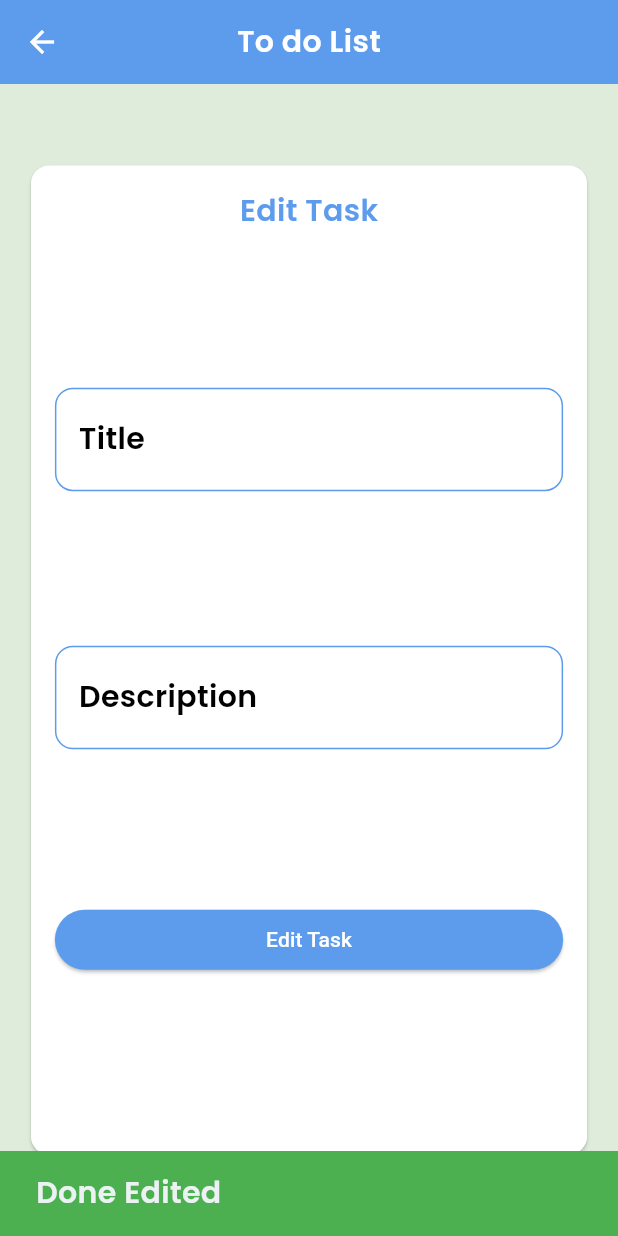
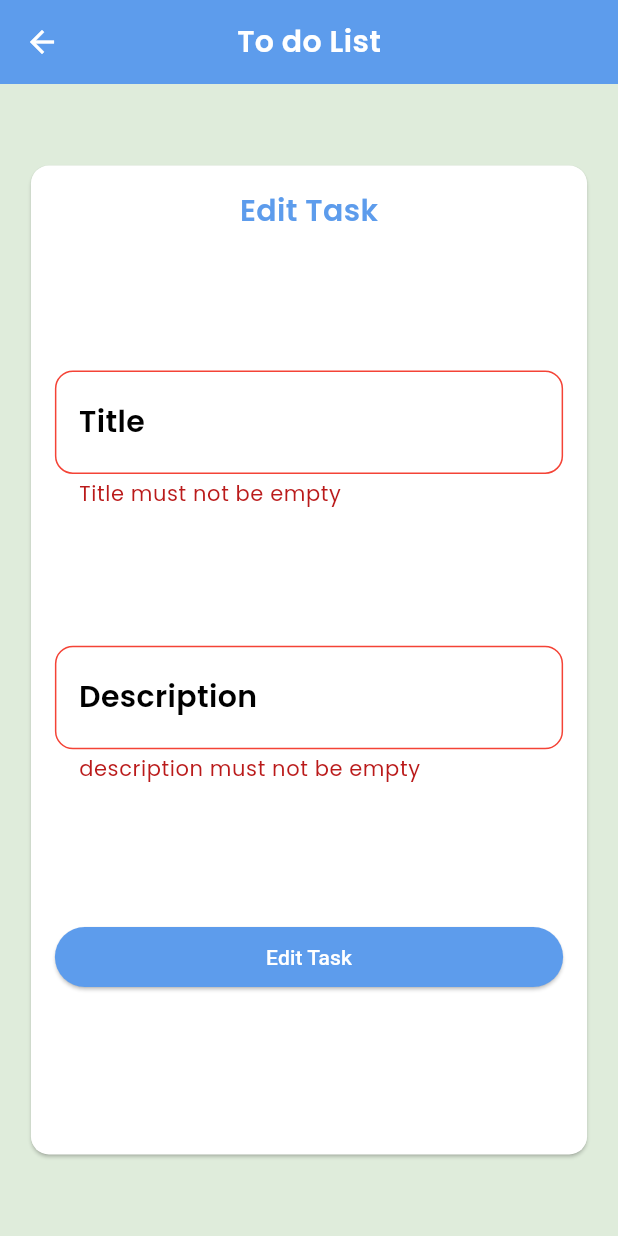
Before and after one commit to amrosama5/todo_firebase, a Flutter app: the EditScreen screen opened directly with empty values, after a tap on "Edit Task", on a phone screen of 412 x 824 dp. Run offline on Flutter 3.47's test engine with Material 3 defaults, Android fonts, the light colour scheme and no system bars; our stand-ins replace cloud_firestore, date_picker_timeline, firebase_auth, firebase_core, flutter_slidable, google_fonts; accounts and stored records are empty.

Commit message:
cached user by provider and reusable widgets and read user info and logout and validate

```diff
--- a/lib/Auth/register.dart
+++ b/lib/Auth/register.dart
@@ -93,10 +93,10 @@ class Register extends StatelessWidget {
                          name: nameController.text,
                          phone: phoneController.text,
                          onError: (error){
-                           ScaffoldMessenger.of(context).showSnackBar(SnackBar(content: Text(error)));
+                           ScaffoldMessenger.of(context).showSnackBar(SnackBar(content: Text(error),backgroundColor: Colors.red,));
                          },
                          onSuccess: (){
-                         ScaffoldMessenger.of(context).showSnackBar(const SnackBar(content: Text("Done")));
+                         ScaffoldMessenger.of(context).showSnackBar(const SnackBar(content: Text("Done"),backgroundColor: Colors.green,));
                        }
                      );
                     }
--- a/lib/home/edit_screen.dart
+++ b/lib/home/edit_screen.dart
@@ -1,13 +1,10 @@
-import 'package:flutter/cupertino.dart';
 import 'package:flutter/material.dart';
 import 'package:todo_app_firebase/firebase/firebase_function.dart';
 import 'package:todo_app_firebase/task_model.dart';
-
-import '../MyThemeData.dart';
-
+import 'package:todo_app_firebase/widget.dart';
 class EditScreen extends StatefulWidget {
   static const String routeName = "edit screen";
-  EditScreen({super.key});
+  const EditScreen({super.key});
 
   @override
   State<EditScreen> createState() => _EditScreenState();
@@ -16,6 +13,7 @@ class EditScreen extends StatefulWidget {
 class _EditScreenState extends State<EditScreen> {
   var titleController = TextEditingController();
   var descController = TextEditingController();
+  var formKey = GlobalKey<FormState>();
   @override
   Widget build(BuildContext context) {
     var taskModel = ModalRoute.of(context)!.settings.arguments as TaskModel;
@@ -32,72 +30,61 @@ class _EditScreenState extends State<EditScreen> {
         ),
       ),
       body: Center(
+        child: Form(
+          key: formKey,
           child: Card(
             color: Colors.white,
             child: Container(
-            padding: EdgeInsets.all(16),
+              padding: const EdgeInsets.all(16),
               height: MediaQuery.of(context).size.height * 0.8,
               width: MediaQuery.of(context).size.width * 0.9,
               child: Column(
                 children: [
                   const Text("Edit Task"),
                   const Spacer(),
-                TextFormField(
+                  customTextField(
                       controller: titleController,
-                  decoration: InputDecoration(
-                    label: Text(
-                      "Title",
-                      style: Theme.of(context)
-                          .textTheme
-                          .bodyMedium!
-                          .copyWith(color: Colors.black),
-                    ),
-                    focusedBorder: OutlineInputBorder(
-                        borderRadius: BorderRadius.circular(12)),
-                    enabledBorder: OutlineInputBorder(
-                        borderRadius: BorderRadius.circular(12),
-                        borderSide:
-                            const BorderSide(color: MyThemeData.secondColor)),
-                  ),
+                      keyboardType: TextInputType.text,
+                      context: context,
+                      label: "Title",
+                      validator: (value){
+                        if(titleController.text.isEmpty){
+                          return 'Title must not be empty';
+                        }
+                      }
                   ),
                   const Spacer(),
-                TextFormField(
+                  customTextField(
                       controller: descController,
-                  decoration: InputDecoration(
-                    label: Text(
-                      "Description",
-                      style: Theme.of(context)
-                          .textTheme
-                          .bodyMedium!
-                          .copyWith(color: Colors.black),
-                    ),
-                    focusedBorder: OutlineInputBorder(
-                        borderRadius: BorderRadius.circular(12)),
-                    enabledBorder: OutlineInputBorder(
-                        borderRadius: BorderRadius.circular(12),
-                        borderSide:
-                            const BorderSide(color: MyThemeData.secondColor)),
-                  ),
+                      keyboardType: TextInputType.multiline,
+                      context: context,
+                      label: "Description",
+                      validator: (value){
+                        if(descController.text.isEmpty){
+                          return 'description must not be empty';
+                        }
+                      }
                   ),
                   const Spacer(),
-                SizedBox(
-                  width: double.infinity,
-                  child: ElevatedButton(
-                      style: ElevatedButton.styleFrom(
-                          backgroundColor: MyThemeData.secondColor),
+                  customButton(
+                    text: "Edit Task",
                     onPressed: () {
+                      if(formKey.currentState!.validate()){
                         taskModel.title = titleController.text;
-                        taskModel.description= descController.text;
-                        FirebaseFunction.updateTask(taskModel).then((e){
+                        taskModel.description = descController.text;
+                        FirebaseFunction.updateTask(taskModel).then((e)
+                        {
                             FocusScope.of(context).unfocus();
-                          ScaffoldMessenger.of(context).showSnackBar(const SnackBar(
+                            ScaffoldMessenger.of(context).showSnackBar(
+                              const SnackBar(
                                 content: Text('Done Edited'),
                                 backgroundColor: Colors.green,
-                          ));
-                        });
+                              ),
+                            );
                           },
-                      child: const Text("Edit Task",
-                          style: TextStyle(color: Colors.white))),
+                        );
+                      }
+                    },
                   ),
                   const Spacer(),
                 ],
@@ -105,6 +92,7 @@ class _EditScreenState extends State<EditScreen> {
             ),
           ),
         ),
+      ),
     );
   }
 }
--- a/lib/home/task_item.dart
+++ b/lib/home/task_item.dart
@@ -4,6 +4,7 @@ import 'package:todo_app_firebase/MyThemeData.dart';
 import 'package:todo_app_firebase/firebase/firebase_function.dart';
 import 'package:todo_app_firebase/home/edit_screen.dart';
 import 'package:todo_app_firebase/task_model.dart';
+import 'package:firebase_auth/firebase_auth.dart';
 
 class TaskItem extends StatefulWidget {
   TaskModel taskModel;
--- /dev/null
+++ b/lib/provider/my_provider.dart
@@ -0,0 +1,23 @@
+import 'package:flutter/cupertino.dart';
+import 'package:todo_app_firebase/firebase/firebase_function.dart';
+import 'package:todo_app_firebase/user_model.dart';
+import 'package:firebase_auth/firebase_auth.dart';
+class MyProvider extends ChangeNotifier{
+  UserModel? userModel;
+  User? firebaseUser;
+
+
+  MyProvider(){
+    firebaseUser = FirebaseAuth.instance.currentUser;
+    if(firebaseUser != null){
+      initUser();
+    }
+  }
+
+
+  initUser()async{
+   userModel = await FirebaseFunction.readUserInfo();
+   notifyListeners();
+  }
+
+}
--- a/lib/task_model.dart
+++ b/lib/task_model.dart
@@ -5,13 +5,16 @@ class TaskModel {
   late String description;
   late int date;
   late bool isDone;
+  late String dateTime;
+  String userId;
 
   TaskModel(
       {this.id = "",
       required this.title,
       required this.description,
       required this.date,
-      this.isDone = false,
+        required this.dateTime,
+      this.isDone = false, required this.userId
       });
 
   TaskModel.fromJson(Map<String,dynamic> json):this(
@@ -20,6 +23,8 @@ class TaskModel {
     description: json['description'],
     date: json['date'],
     isDone: json['isDone'],
+      dateTime: json['dateTime'],
+    userId: json['userId']
   );
 
 
@@ -30,7 +35,9 @@ class TaskModel {
       'title':title,
       'description':description,
       'date':date,
-      'isDone':isDone
+      'isDone':isDone,
+      'dateTime':dateTime,
+      'userId':userId
     };
   }
 }
--- a/lib/widget.dart
+++ b/lib/widget.dart
@@ -45,7 +45,7 @@ Widget customButton({required text, required onPressed}) {
     child: ElevatedButton(
         style: ElevatedButton.styleFrom(backgroundColor: MyThemeData.secondColor),
         onPressed: onPressed,
-        child: Text(text,style: TextStyle(color: Colors.white),),
+        child: Text(text,style: const TextStyle(color: Colors.white),),
     ),
   );
 }
```
Also changed, not shown: lib/Auth/login.dart (+18 -5 lines), lib/firebase/firebase_function.dart (+61 -31 lines), lib/home/add_task-bottom_sheet.dart (+49 -50 lines), lib/home/home.dart (+15 -2 lines), lib/main.dart (+10 -9 lines), pubspec.yaml (+9 -8 lines), pubspec.lock. Lines whose indentation alone changed are shown as unchanged.
